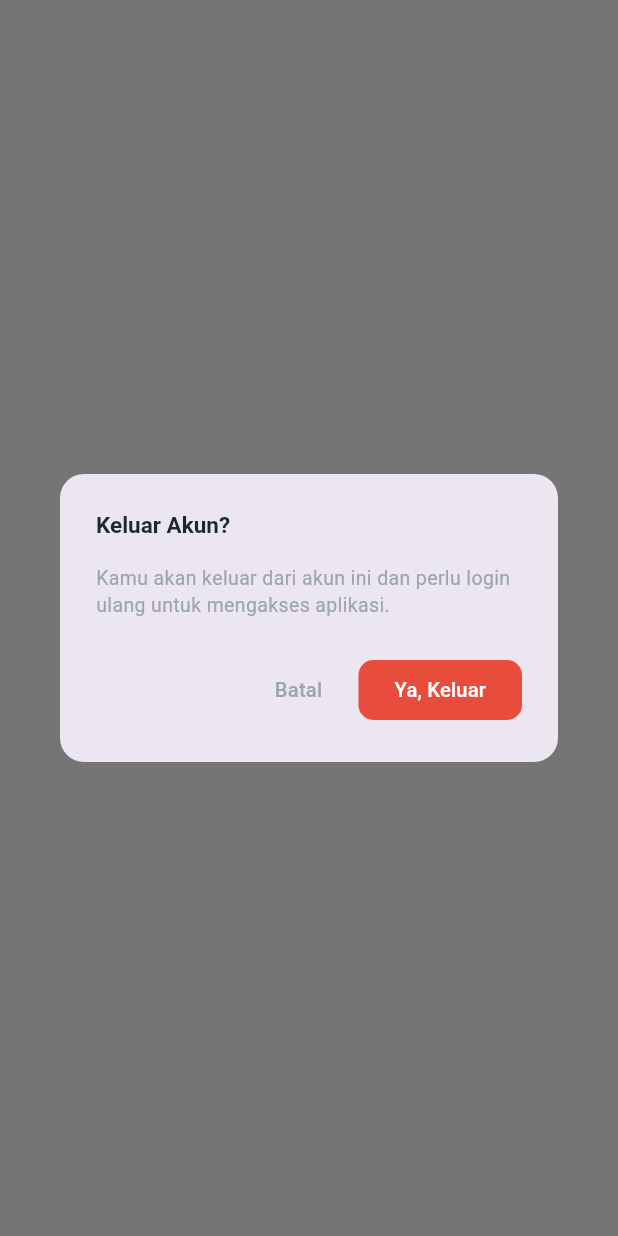
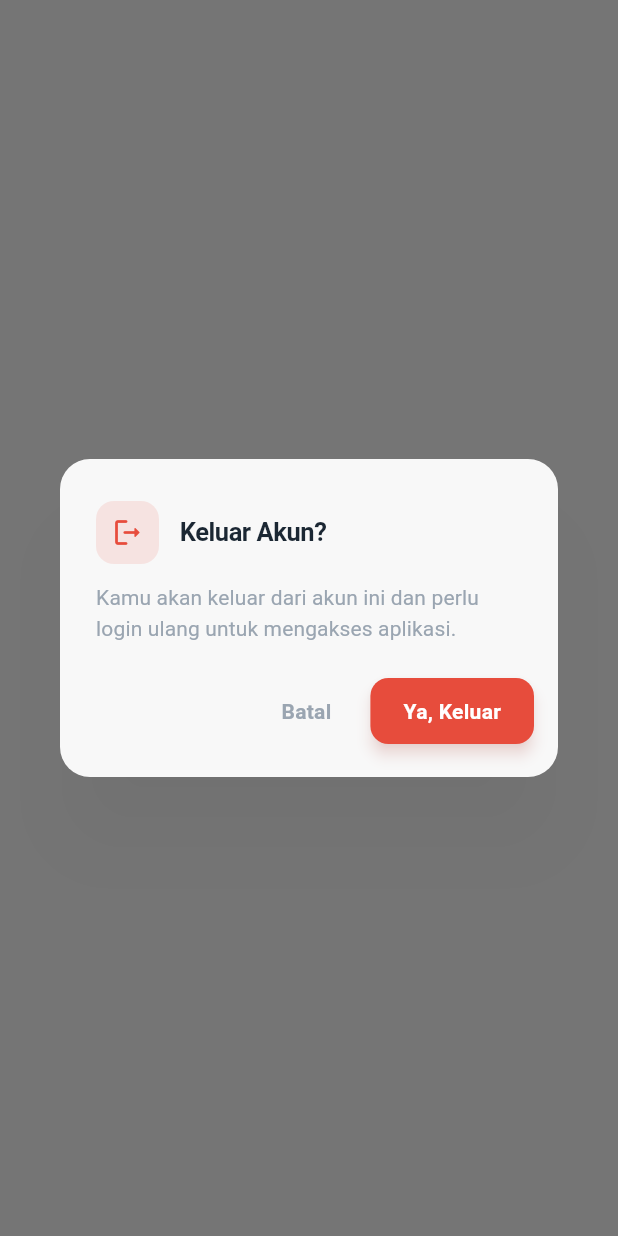
Before and after one commit to ochafitri163-tech/SIMPEG, a Flutter app: what confirmLogoutPatched() shows on an empty page, opened directly, on a phone screen of 412 x 824 dp. Run offline on Flutter 3.47's test engine with Material 3 defaults, Android fonts, the phone set to English and light mode, and no system bars; our stand-ins replace image_picker, pdf, printing, supabase_flutter; accounts and stored records are empty.

```diff
--- a/lib/screens/pegawai/profile_screen_logout.dart
+++ b/lib/screens/pegawai/profile_screen_logout.dart
@@ -1,24 +1,7 @@
-// =====================================================================
-// PATCH untuk profile_screen.dart — HANYA bagian _confirmLogout() yang
-// berubah. Seluruh bagian lain file (header, identity card, menu list,
-// dst) TIDAK perlu diubah karena sudah 100% dinamis (murni menampilkan
-// field dari `user` yang didapat dari Supabase saat login).
-//
-// CARA PAKAI: di profile_screen.dart, ganti isi method _confirmLogout()
-// dengan versi di bawah ini. Tambahkan juga import supabase_flutter di
-// bagian atas file.
-// =====================================================================
-
-// Tambahkan import ini di bagian atas profile_screen.dart:
-// import 'package:supabase_flutter/supabase_flutter.dart';
-
 import 'package:flutter/material.dart';
 import 'package:simpeg_mobile/login_screen.dart';
 import 'package:supabase_flutter/supabase_flutter.dart';
 
-/// Menampilkan dialog konfirmasi sebelum benar-benar keluar, lalu
-/// memanggil Supabase signOut() supaya sesi login benar-benar berakhir
-/// (bukan cuma pindah halaman doang seperti versi lama).
 Future<void> confirmLogoutPatched(context) async {
   const danger = Color(0xFFE74C3C);
   const labelDark = Color(0xFF1B2733);
@@ -28,32 +11,89 @@ Future<void> confirmLogoutPatched(context) async {
     context: context,
     builder: (context) {
       return AlertDialog(
-        shape: RoundedRectangleBorder(borderRadius: BorderRadius.circular(16)),
-        title: const Text(
-          'Keluar Akun?',
-          style: TextStyle(
-              fontSize: 15, fontWeight: FontWeight.bold, color: labelDark),
+        shape: RoundedRectangleBorder(
+          borderRadius: BorderRadius.circular(20),
+        ),
+        elevation: 24,
+        shadowColor: Colors.black.withValues(alpha: 0.15),
+        backgroundColor: Colors.white.withValues(alpha: 0.95),
+        titlePadding: const EdgeInsets.fromLTRB(24, 28, 24, 8),
+        contentPadding: const EdgeInsets.fromLTRB(24, 4, 24, 16),
+        actionsPadding: const EdgeInsets.fromLTRB(16, 4, 16, 20),
+        title: Row(
+          children: [
+            Container(
+              padding: const EdgeInsets.all(10),
+              decoration: BoxDecoration(
+                color: danger.withValues(alpha: 0.12),
+                borderRadius: BorderRadius.circular(12),
+              ),
+              child: Icon(
+                Icons.logout_rounded,
+                color: danger,
+                size: 22,
+              ),
+            ),
+            const SizedBox(width: 14),
+            const Text(
+              'Keluar Akun?',
+              style: TextStyle(
+                fontSize: 17,
+                fontWeight: FontWeight.w700,
+                color: labelDark,
+                letterSpacing: -0.3,
+              ),
+            ),
+          ],
         ),
         content: const Text(
           'Kamu akan keluar dari akun ini dan perlu login ulang untuk mengakses aplikasi.',
-          style: TextStyle(fontSize: 13, color: hintGrey, height: 1.4),
+          style: TextStyle(
+            fontSize: 14,
+            color: hintGrey,
+            height: 1.5,
+            letterSpacing: 0.1,
+          ),
         ),
         actions: [
           TextButton(
             onPressed: () => Navigator.pop(context, false),
-            child: const Text('Batal',
-                style: TextStyle(color: hintGrey, fontSize: 13.5)),
+            style: TextButton.styleFrom(
+              padding: const EdgeInsets.symmetric(horizontal: 18, vertical: 10),
+              shape: RoundedRectangleBorder(
+                borderRadius: BorderRadius.circular(12),
+              ),
+            ),
+            child: const Text(
+              'Batal',
+              style: TextStyle(
+                color: hintGrey,
+                fontSize: 14,
+                fontWeight: FontWeight.w600,
+                letterSpacing: 0.2,
+              ),
+            ),
           ),
           ElevatedButton(
             style: ElevatedButton.styleFrom(
               backgroundColor: danger,
               foregroundColor: Colors.white,
-              elevation: 0,
+              elevation: 4,
+              shadowColor: danger.withValues(alpha: 0.3),
+              padding: const EdgeInsets.symmetric(horizontal: 22, vertical: 12),
               shape: RoundedRectangleBorder(
-                  borderRadius: BorderRadius.circular(10)),
+                borderRadius: BorderRadius.circular(12),
+              ),
             ),
             onPressed: () => Navigator.pop(context, true),
-            child: const Text('Ya, Keluar', style: TextStyle(fontSize: 13.5)),
+            child: const Text(
+              'Ya, Keluar',
+              style: TextStyle(
+                fontSize: 14,
+                fontWeight: FontWeight.w700,
+                letterSpacing: 0.2,
+              ),
+            ),
           ),
         ],
       );
@@ -61,9 +101,6 @@ Future<void> confirmLogoutPatched(context) async {
   );
 
   if (konfirmasi == true && context.mounted) {
-    // PENTING: signOut dari Supabase dulu, baru pindah halaman.
-    // Tanpa ini, token sesi tetap tersimpan & auth.currentUser masih
-    // terisi walau UI sudah "kelihatan" logout.
     await Supabase.instance.client.auth.signOut();
 
     if (!context.mounted) return;
```
Also changed, not shown: lib/screens/pegawai/absensi_detail_screen.dart (added, +511 -0 lines), lib/screens/pegawai/pegawai_dashboard.dart (+35 -4 lines), pubspec.lock, 13 other files.
